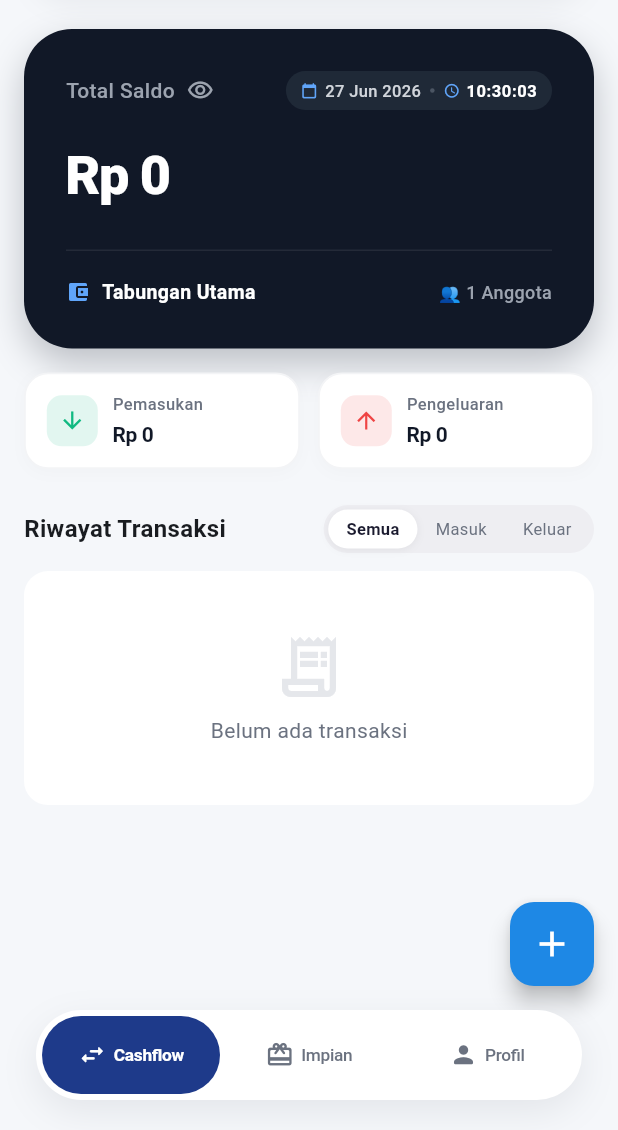
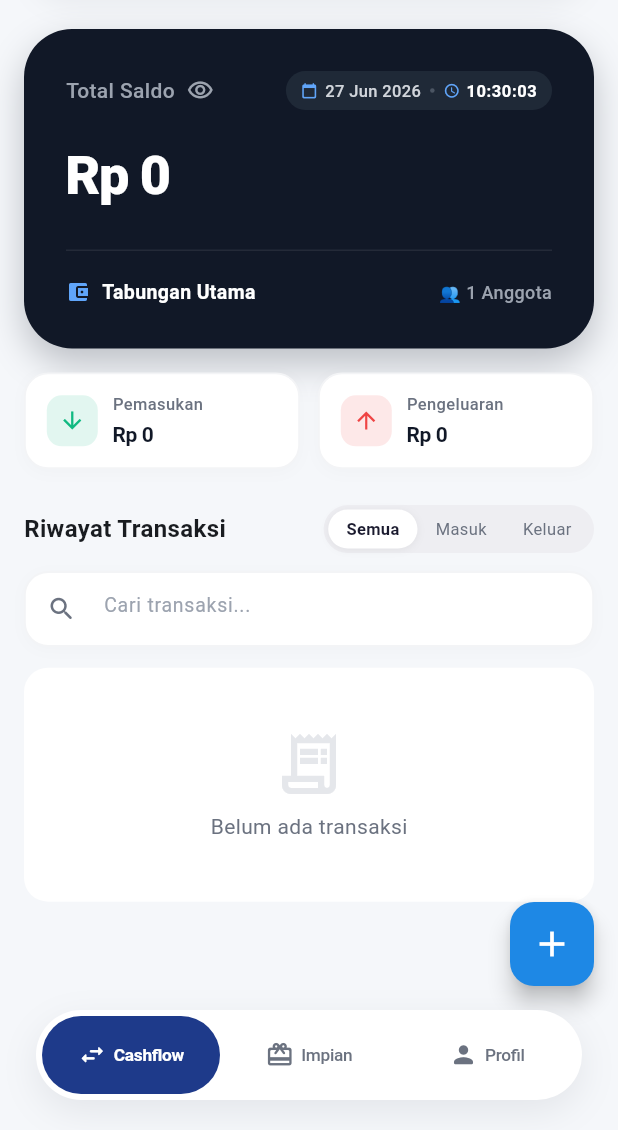
Before and after one commit to ardhikaxx/mysaku-app, a Flutter app: the screen it shows once a user with an empty profile is signed in, on a phone screen of 412 x 824 dp, the part 106-1236 px from its top. Run offline on Flutter 3.47's test engine with Material 3 defaults, Android fonts, the phone set to English and light mode, and no system bars; our stand-ins replace cloud_firestore, firebase_auth, firebase_core, flutter_riverpod, go_router, google_sign_in and 1 more; accounts and stored records are empty; network calls fail.

Commit message:
feat: tambahkan fitur pencarian (search bar) pada riwayat transaksi

```diff
--- a/lib/presentation/cashflow/widgets/transaction_list.dart
+++ b/lib/presentation/cashflow/widgets/transaction_list.dart
@@ -6,13 +6,27 @@ import '../../../providers/transaction_provider.dart';
 import '../../../providers/wallet_provider.dart';
 import 'transaction_item_card.dart';
 
-class TransactionList extends ConsumerWidget {
+class TransactionList extends ConsumerStatefulWidget {
   const TransactionList({super.key});
 
   @override
-  Widget build(BuildContext context, WidgetRef ref) {
+  ConsumerState<TransactionList> createState() => _TransactionListState();
+}
+
+class _TransactionListState extends ConsumerState<TransactionList> {
+  final TextEditingController _searchController = TextEditingController();
+
+  @override
+  void dispose() {
+    _searchController.dispose();
+    super.dispose();
+  }
+
+  @override
+  Widget build(BuildContext context) {
     final txAsync = ref.watch(transactionsProvider);
     final filter = ref.watch(transactionFilterProvider);
+    final searchQuery = ref.watch(transactionSearchProvider);
     final currentUid = ref.watch(authStateProvider).value?.uid ?? '';
     final wallet = ref.watch(walletProvider).value;
     final isOwner = wallet?.ownerId == currentUid;
@@ -43,6 +57,44 @@ class TransactionList extends ConsumerWidget {
           ],
         ),
         const SizedBox(height: 12),
+        Container(
+          decoration: BoxDecoration(
+            color: AppColors.surfaceWhite,
+            borderRadius: BorderRadius.circular(16),
+            border: Border.all(color: const Color(0xFFF3F4F6), width: 1.2),
+            boxShadow: [
+              BoxShadow(
+                color: Colors.black.withValues(alpha: 0.02),
+                blurRadius: 8,
+                offset: const Offset(0, 2),
+              ),
+            ],
+          ),
+          child: TextField(
+            controller: _searchController,
+            onChanged: (val) {
+              ref.read(transactionSearchProvider.notifier).state = val;
+            },
+            decoration: InputDecoration(
+              hintText: 'Cari transaksi...',
+              hintStyle: const TextStyle(fontSize: 13, color: Color(0xFF9CA3AF)),
+              prefixIcon: const Icon(Icons.search_rounded, color: Color(0xFF6B7280), size: 20),
+              suffixIcon: searchQuery.isNotEmpty
+                  ? IconButton(
+                      icon: const Icon(Icons.clear, size: 18, color: Color(0xFF6B7280)),
+                      onPressed: () {
+                        _searchController.clear();
+                        ref.read(transactionSearchProvider.notifier).state = '';
+                      },
+                    )
+                  : null,
+              border: InputBorder.none,
+              contentPadding: const EdgeInsets.symmetric(vertical: 12, horizontal: 16),
+            ),
+            style: const TextStyle(fontSize: 13, color: Color(0xFF111827)),
+          ),
+        ),
+        const SizedBox(height: 14),
         txAsync.when(
           data: (allList) {
             var list = allList;
@@ -53,6 +105,17 @@ class TransactionList extends ConsumerWidget {
               list = list.where((x) => x.isExpense).toList();
             }
 
+            final query = searchQuery.toLowerCase().trim();
+            if (query.isNotEmpty) {
+              list = list.where((tx) {
+                final nameMatches = tx.name.toLowerCase().contains(query);
+                final descMatches = tx.description?.toLowerCase().contains(query) ?? false;
+                final amountMatches = tx.amount.toString().contains(query);
+                final categoryMatches = tx.category.toLowerCase().contains(query);
+                return nameMatches || descMatches || amountMatches || categoryMatches;
+              }).toList();
+            }
+
             if (list.isEmpty) {
               return Container(
                 width: double.infinity,
@@ -60,13 +123,18 @@ class TransactionList extends ConsumerWidget {
                 decoration: BoxDecoration(
                     color: AppColors.surfaceWhite,
                     borderRadius: BorderRadius.circular(16)),
-                child: const Column(
+                child: Column(
                   children: [
-                    Icon(Icons.receipt_long_outlined,
-                        size: 48, color: AppColors.divider),
-                    SizedBox(height: 8),
-                    Text('Belum ada transaksi',
-                        style: TextStyle(color: AppColors.textSecondary)),
+                    Icon(
+                      query.isNotEmpty ? Icons.search_off_rounded : Icons.receipt_long_outlined,
+                      size: 48,
+                      color: AppColors.divider,
+                    ),
+                    const SizedBox(height: 8),
+                    Text(
+                      query.isNotEmpty ? 'Transaksi tidak ditemukan' : 'Belum ada transaksi',
+                      style: const TextStyle(color: AppColors.textSecondary),
+                    ),
                   ],
                 ),
               );
@@ -109,7 +177,7 @@ class TransactionList extends ConsumerWidget {
           boxShadow: isSelected
               ? [
                   BoxShadow(
-                    color: Colors.black.withOpacity(0.06),
+                    color: Colors.black.withValues(alpha: 0.06),
                     blurRadius: 4,
                     offset: const Offset(0, 1),
                   )
```
Also changed, not shown: lib/providers/transaction_provider.dart (+16 -3 lines).
